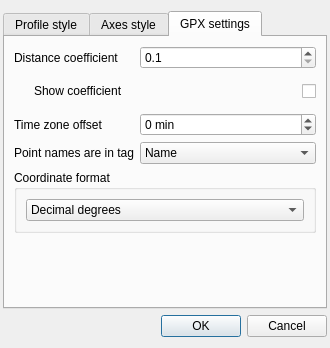
This is ui/settingsdialog.ui in salsergey/gpxviewer as Qt 5 draws it before an edit. The edited form follows.
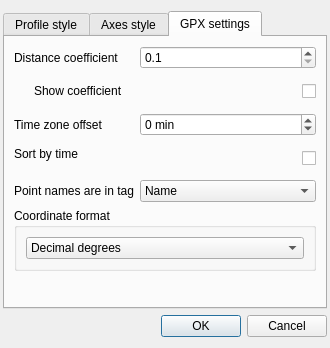
This is the edited form. The open tabs and pages were chosen to show the change. Custom widgets are drawn as their Qt base class.

Commit message: Added an option to sort imported points by time.

```diff
--- a/ui/settingsdialog.ui
+++ b/ui/settingsdialog.ui
@@ -542,6 +542,38 @@
           </widget>
          </item>
          <item row="3" column="0">
+          <widget class="QLabel" name="sortByTimeLabel">
+           <property name="toolTip">
+            <string>Sort imported points by time</string>
+           </property>
+           <property name="text">
+            <string>Sort by time</string>
+           </property>
+          </widget>
+         </item>
+         <item row="3" column="1">
+          <widget class="QCheckBox" name="sortByTimeCheckBox">
+           <property name="sizePolicy">
+            <sizepolicy hsizetype="MinimumExpanding" vsizetype="Fixed">
+             <horstretch>0</horstretch>
+             <verstretch>0</verstretch>
+            </sizepolicy>
+           </property>
+           <property name="minimumSize">
+            <size>
+             <width>0</width>
+             <height>32</height>
+            </size>
+           </property>
+           <property name="toolTip">
+            <string>Sort imported points by time</string>
+           </property>
+           <property name="layoutDirection">
+            <enum>Qt::RightToLeft</enum>
+           </property>
+          </widget>
+         </item>
+         <item row="4" column="0">
           <widget class="QLabel" name="label_11">
            <property name="toolTip">
             <string>Read point names from one of the tags in GPX file: &lt;name&gt;, &lt;cmt&gt;, &lt;desc&gt;</string>
@@ -551,7 +583,7 @@
            </property>
           </widget>
          </item>
-         <item row="3" column="1">
+         <item row="4" column="1">
           <widget class="QComboBox" name="nameTagBox">
            <property name="sizePolicy">
             <sizepolicy hsizetype="MinimumExpanding" vsizetype="Fixed">
```
The commit also changes 12 other files.
